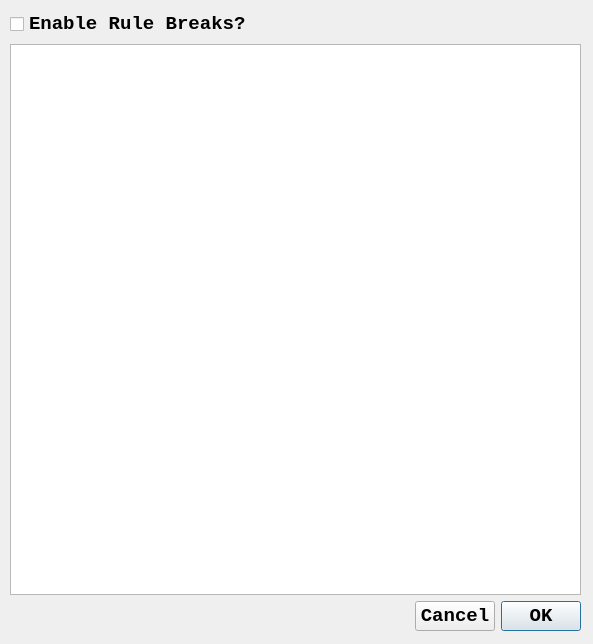
Before: the Qt Designer form epicpy/uifiles/breaksettingsui.ui in travisseymour/EPICpy, drawn with Qt 5.
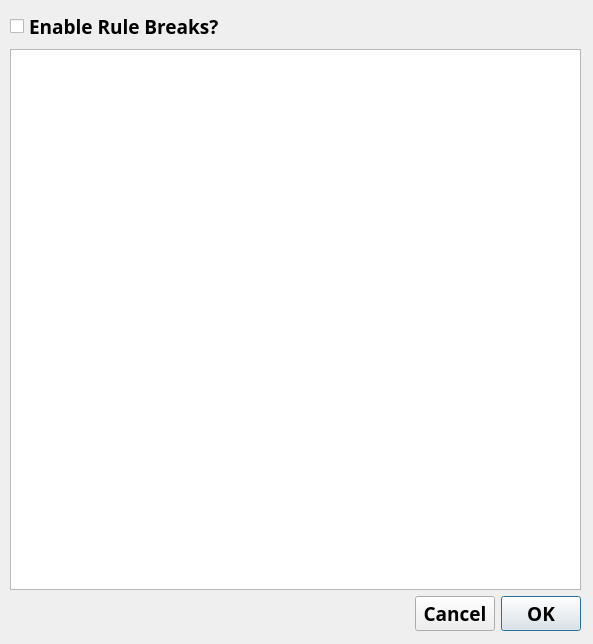
After: the same form once the commit is applied.

The edit to the form file:
```diff
--- a/epicpy/uifiles/breaksettingsui.ui
+++ b/epicpy/uifiles/breaksettingsui.ui
@@ -18,13 +18,13 @@
   </property>
   <property name="maximumSize">
    <size>
-    <width>3000</width>
-    <height>3000</height>
+    <width>3001</width>
+    <height>3001</height>
    </size>
   </property>
   <property name="font">
    <font>
-    <family>Consolas</family>
+    <family>Fira Mono</family>
     <pointsize>14</pointsize>
    </font>
   </property>
@@ -42,7 +42,7 @@
    </property>
    <property name="font">
     <font>
-     <family>Consolas</family>
+     <family>Fira Mono</family>
      <pointsize>14</pointsize>
     </font>
    </property>
@@ -51,9 +51,8 @@
      <widget class="QCheckBox" name="checkBoxEnableRuleBreaks">
       <property name="font">
        <font>
-        <family>Consolas</family>
+        <family>Fira Mono</family>
         <pointsize>14</pointsize>
-        <weight>75</weight>
         <bold>true</bold>
        </font>
       </property>
@@ -66,7 +65,7 @@
      <widget class="QListWidget" name="listWidgetRules">
       <property name="font">
        <font>
-        <family>Consolas</family>
+        <family>Fira Mono</family>
         <pointsize>14</pointsize>
        </font>
       </property>
@@ -78,7 +77,7 @@
        <spacer name="horizontalSpacer">
         <property name="font">
          <font>
-          <family>Consolas</family>
+          <family>Fira Mono</family>
           <pointsize>14</pointsize>
          </font>
         </property>
@@ -97,9 +96,8 @@
        <widget class="QPushButton" name="pushButtonCancel">
         <property name="font">
          <font>
-          <family>Consolas</family>
+          <family>Fira Mono</family>
           <pointsize>14</pointsize>
-          <weight>75</weight>
           <bold>true</bold>
          </font>
         </property>
@@ -112,9 +110,8 @@
        <widget class="QPushButton" name="pushButtonOK">
         <property name="font">
          <font>
-          <family>Consolas</family>
+          <family>Fira Mono</family>
           <pointsize>14</pointsize>
-          <weight>75</weight>
           <bold>true</bold>
          </font>
         </property>
```
